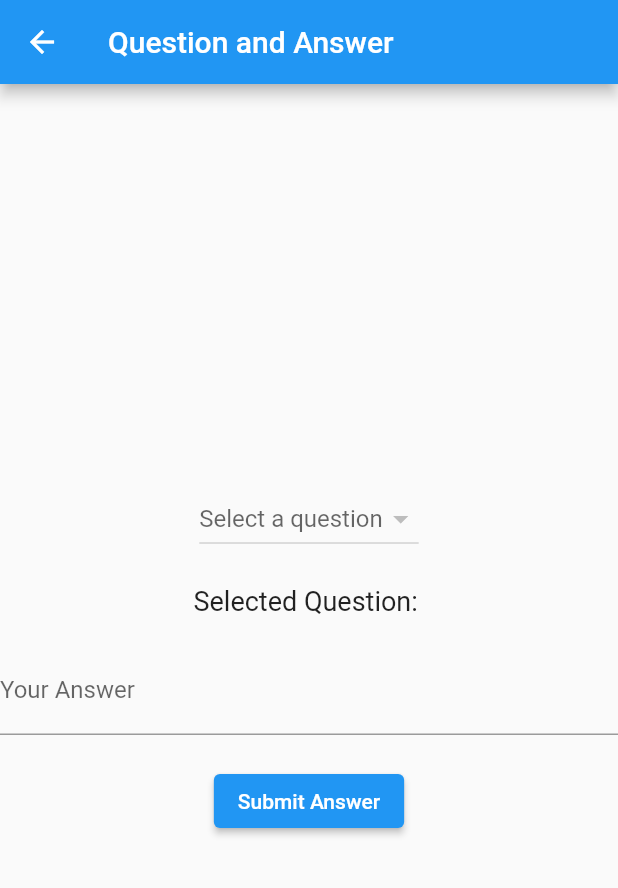
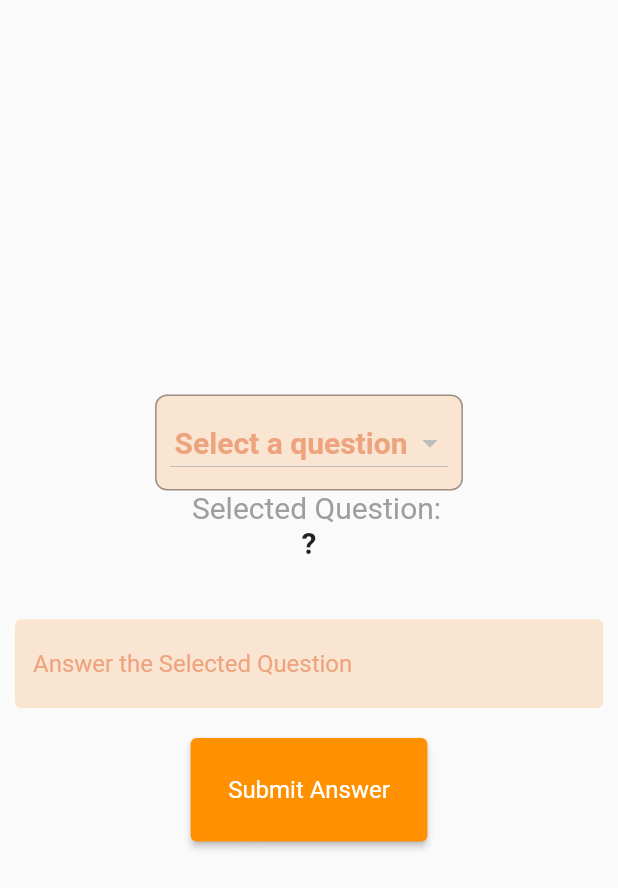
Before and after one commit to super-duper-sp/give-it-take-it, a Flutter app: the AddAnswer screen opened directly, on a phone screen of 412 x 824 dp. Shown: the top 888 px of the screen. Run offline on Flutter 3.47's test engine with Material 2 defaults, Android fonts, the phone set to English and light mode, and no system bars; our stand-ins replace cloud_firestore, curved_navigation_bar, firebase_auth, firebase_core, firebase_storage, google_sign_in and 4 more; accounts and stored records are empty; network calls fail.

Commit message:
95% app ready

```diff
--- a/lib/components/add_answer.dart
+++ b/lib/components/add_answer.dart
@@ -34,18 +34,33 @@ class _AddAnswerState extends State<AddAnswer> {
   @override
   Widget build(BuildContext context) {
     return Scaffold(
-      appBar: AppBar(
-        title: Text('Question and Answer'),
-      ),
-      body: Center(
+
+      body: Container(
+
         child: Column(
           mainAxisAlignment: MainAxisAlignment.center,
           children: <Widget>[
-            DropdownButton<String>(
-              hint: Text('Select a question'),
+            DecoratedBox(
+              decoration: BoxDecoration(
+                color:Color(0xffFAE5D2), //background color of dropdown button
+                border: Border.all(color: Colors.black38, width:1), //border of dropdown button
+                borderRadius: BorderRadius.circular(8), //border raiuds of dropdown button
+              ),
+              child: Padding(
+                padding: EdgeInsets.only(left:10,right:10,top:8,bottom:8),
+                child: DropdownButton<String>(
+                  hint: Center(child: Padding(
+                    padding: EdgeInsets.all(3),
+                    child: Text('Select a question',style: TextStyle(color: Color(0xffEDA47E))),
+                  )),
                   value: selectedQuestion.isNotEmpty && questionList.contains(selectedQuestion)
                       ? selectedQuestion
                       : null,
+                  style: TextStyle( fontWeight: FontWeight.bold,
+                  fontSize: 20
+                  ),
+                  dropdownColor: Color(0xffFCEFE3),
+                    borderRadius : BorderRadius.circular(8),//dropdown background color
                   onChanged: (String? newValue) {
                     if (newValue != null) {
                       setState(() {
@@ -56,19 +71,50 @@ class _AddAnswerState extends State<AddAnswer> {
                   items: questionList.map<DropdownMenuItem<String>>((dynamic question) {
                     return DropdownMenuItem<String>(
                       value: question['Question'],
-                  child: Text(question['Question']),
+                      child: Text(question['Question'],style: TextStyle(  //te
+                          color: Colors.black54, //Font color
+                          fontSize: 20 //font size on dropdown button
+                      ),),
+
                     );
                   }).toList(),
                 ),
+              ),
+            ),
+
+            Padding(
+              padding: const EdgeInsets.only(left: 10),
+              child: SafeArea(child: Text("Selected Question:" , style: TextStyle( color: Colors.grey,fontSize: 20  ),)),
+            ),
+            Center(
+              child: Text(
+                 '$selectedQuestion?',
+                style: TextStyle(fontSize: 20,fontWeight: FontWeight.bold),
+              ),
+            ),
+
             SizedBox(height: 20),
-            Text(
-              'Selected Question: $selectedQuestion',
-              style: TextStyle(fontSize: 18),
+             Padding(
+               padding: EdgeInsets.only(top:20,left: 10,right: 10),
+               child: TextField(
+                controller: answerController,
+                keyboardType: TextInputType.multiline,
+                maxLength: null,
+                maxLines: null,
+                decoration: InputDecoration(
+                  enabledBorder: OutlineInputBorder(
+                      borderSide: BorderSide(color: Color(0xffEDA47) )
                   ),
-            SizedBox(height: 20),
-            TextFormField(
-              controller: answerController,
-              decoration: InputDecoration(labelText: 'Your Answer'),
+                  focusedBorder: OutlineInputBorder(
+                      borderSide: BorderSide(color: Colors.orangeAccent.shade400)
+                  ),
+                  fillColor: Color(0xffFAE5D2),
+                  filled: true,
+                  hintText: "Answer the Selected Question",
+                  hintStyle: TextStyle(color: Color(0xffEDA47E) , fontWeight: FontWeight.normal),
+                  //labelStyle: TextStyle(color: Colors.red, fontWeight: FontWeight.normal)
+                ),
+            ),
              ),
             SizedBox(height: 20),
             ElevatedButton(
@@ -76,7 +122,18 @@ class _AddAnswerState extends State<AddAnswer> {
                 submitAnswer();
               },
               child: Text('Submit Answer'),
+                style: ElevatedButton.styleFrom(
+                  primary: Colors.orangeAccent.shade400,
+                    padding: EdgeInsets.all(25), // Increase padding to increase size
+                  textStyle: const TextStyle(
+                      color: Colors.white,
+                      fontSize: 16,
+                      fontStyle: FontStyle.normal),
+                )
             ),
+
+
+
           ],
         ),
       ),
--- a/lib/components/search.dart
+++ b/lib/components/search.dart
@@ -21,7 +21,7 @@ class _PostSearchState extends State<PostSearch> {
         .then((QuerySnapshot snapshot) {
 
       setState(() {
-        _searchResults = snapshot.docs.map((doc) => Post(Question: doc['Question'], CreateAt: doc['Answer'])).toList();
+        _searchResults = snapshot.docs.map((doc) => (Post(Question: doc['Question'], CreateAt: doc['Answer'] ,questionId: doc['questionId']))).toList();
       });
     }).catchError((error) {
       print("Error searching posts: $error");
--- a/pubspec.yaml
+++ b/pubspec.yaml
@@ -56,6 +56,7 @@ dependencies:
   image_cropper: ^5.0.0
   uuid: ^3.0.7
   multi_select_flutter: ^4.0.0
+  auto_size_text: ^3.0.0
  #image_downloader: ^0.17.0
 
 
```
Also changed, not shown: lib/components/question_card.dart (+17 -1 lines), lib/components/user_question_card.dart (+18 -3 lines), lib/pages/Question_detail_page.dart (added, +191 -0 lines), lib/pages/user_profile.dart (+22 -5 lines), pubspec.lock. Lines whose indentation alone changed are shown as unchanged.
